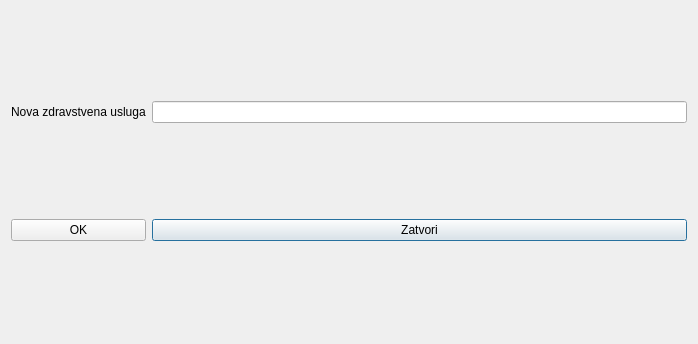
karadzic1101/Usluzni_program_zdr_usluga, file dialog.ui: the form before one commit.
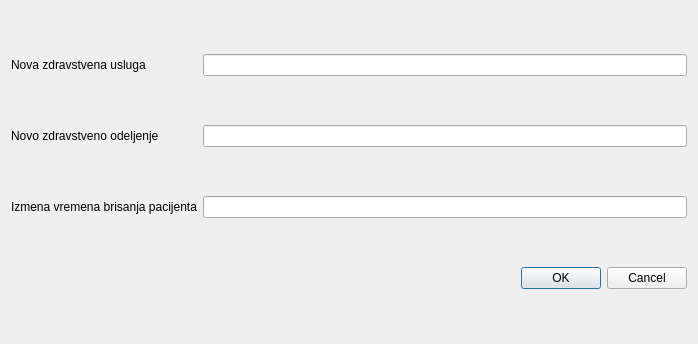
The form after the commit.

The edit to the form file:
```diff
--- a/dialog.ui
+++ b/dialog.ui
@@ -14,6 +14,20 @@
    <string>Dialog</string>
   </property>
   <layout class="QGridLayout" name="gridLayout">
+   <item row="1" column="0">
+    <widget class="QLabel" name="label_2">
+     <property name="text">
+      <string>Novo zdravstveno odeljenje</string>
+     </property>
+    </widget>
+   </item>
+   <item row="3" column="1">
+    <widget class="QDialogButtonBox" name="buttonBox">
+     <property name="standardButtons">
+      <set>QDialogButtonBox::Cancel|QDialogButtonBox::Ok</set>
+     </property>
+    </widget>
+   </item>
    <item row="0" column="0">
     <widget class="QLabel" name="label">
      <property name="text">
@@ -21,23 +35,22 @@
      </property>
     </widget>
    </item>
-   <item row="2" column="1">
-    <widget class="QPushButton" name="btn_close">
-     <property name="text">
-      <string>Zatvori</string>
-     </property>
-    </widget>
-   </item>
    <item row="0" column="1">
     <widget class="QLineEdit" name="zdr_usl"/>
    </item>
+   <item row="1" column="1">
+    <widget class="QLineEdit" name="le_odeljenje"/>
+   </item>
    <item row="2" column="0">
-    <widget class="QPushButton" name="btn_ok">
+    <widget class="QLabel" name="label_3">
      <property name="text">
-      <string>OK</string>
+      <string>Izmena vremena brisanja pacijenta</string>
      </property>
     </widget>
    </item>
+   <item row="2" column="1">
+    <widget class="QLineEdit" name="le_vreme"/>
+   </item>
   </layout>
  </widget>
  <resources/>
```
